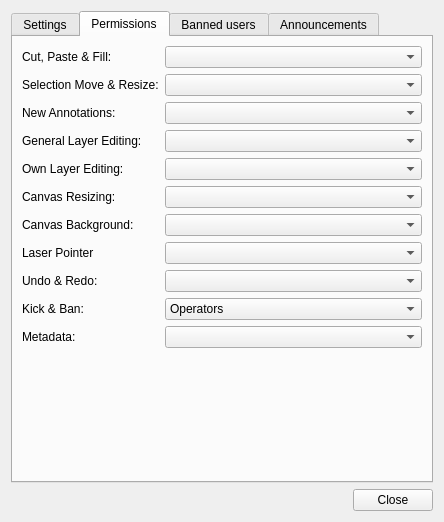
First picture: the form in src/desktop/ui/sessionsettings.ui, repository drawpile/Drawpile, before the edit.
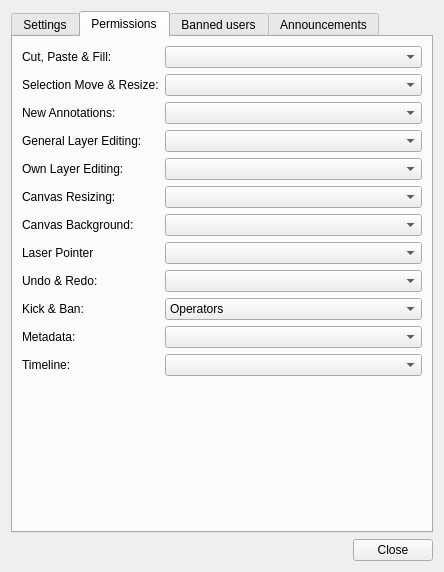
Second picture: the form after the edit. The open tabs and pages were chosen to show the change. Icons and pictures are not drawn. Custom widgets are drawn as their Qt base class.

Commit message: Add timeline ACL GUI

What changed in the file:
```diff
--- a/src/desktop/ui/sessionsettings.ui
+++ b/src/desktop/ui/sessionsettings.ui
@@ -7,7 +7,7 @@
     <x>0</x>
     <y>0</y>
     <width>444</width>
-    <height>522</height>
+    <height>572</height>
    </rect>
   </property>
   <property name="windowTitle">
@@ -354,7 +354,7 @@
          </item>
         </widget>
        </item>
-       <item row="12" column="0" colspan="2">
+       <item row="13" column="0" colspan="2">
         <widget class="widgets::PresetSelector" name="permissionPresets">
          <property name="presetFolder">
           <string>permissions</string>
@@ -371,6 +371,16 @@
        <item row="11" column="1">
         <widget class="QComboBox" name="permMetadata"/>
        </item>
+       <item row="12" column="0">
+        <widget class="QLabel" name="label_18">
+         <property name="text">
+          <string>Timeline:</string>
+         </property>
+        </widget>
+       </item>
+       <item row="12" column="1">
+        <widget class="QComboBox" name="permTimeline"/>
+       </item>
       </layout>
      </widget>
      <widget class="QWidget" name="tab_2">
```
The commit also changes 4 other files.
